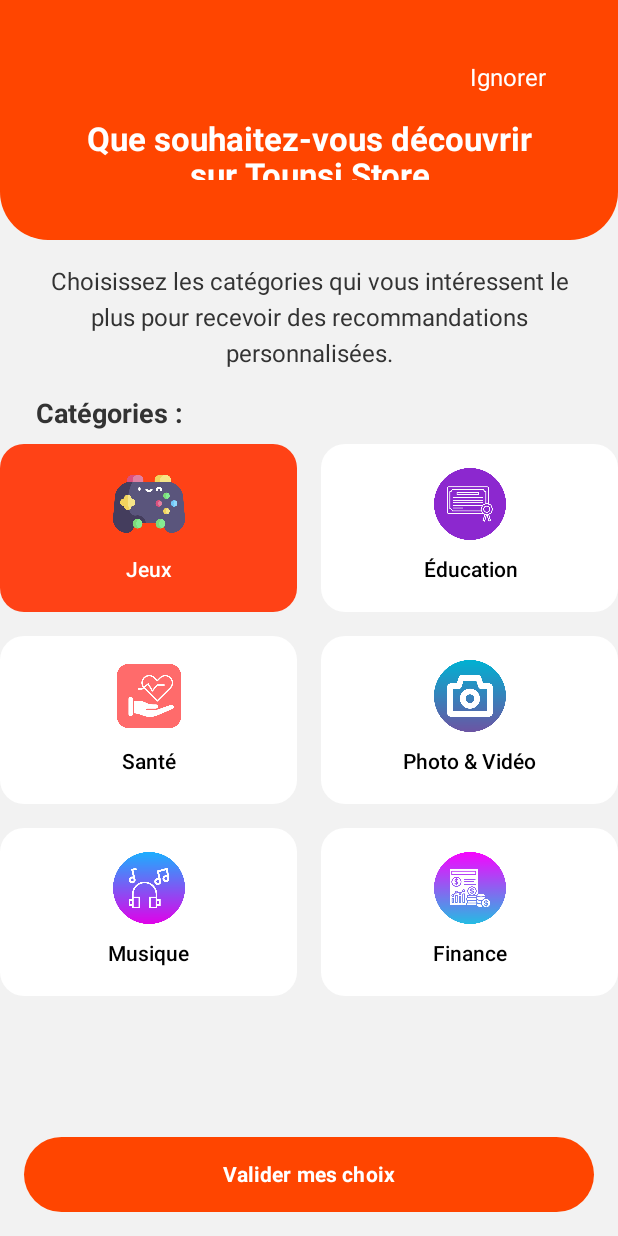
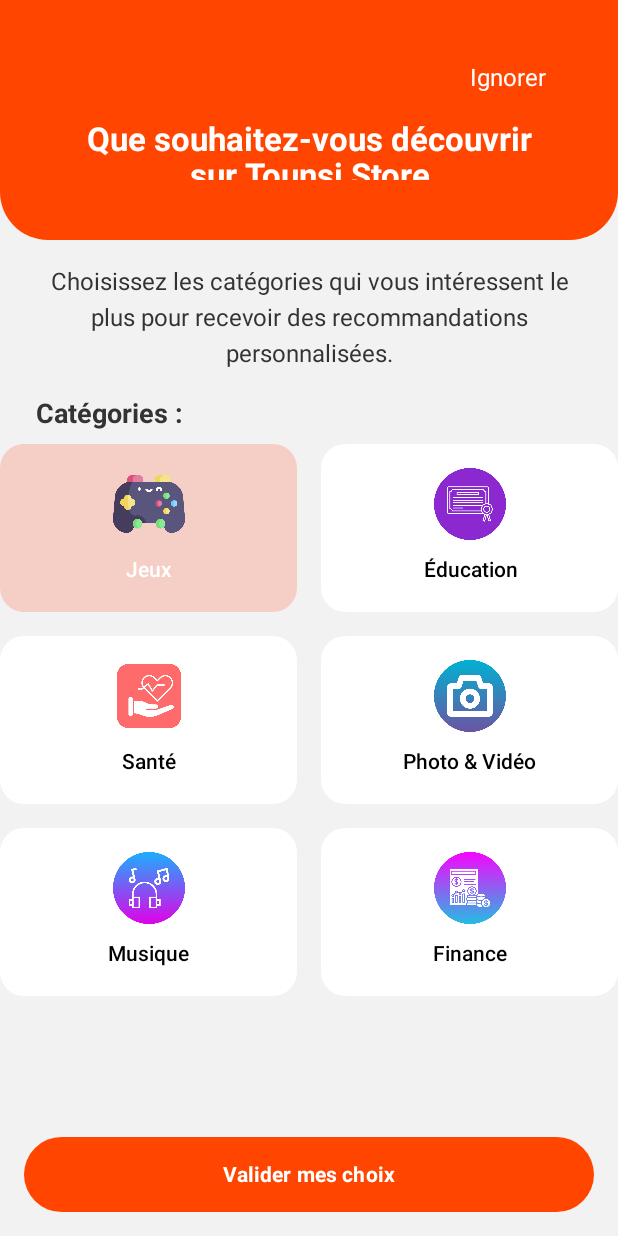
Before and after one commit to theProdBois/frontend, an Android app built with Jetpack Compose: the screen it shows after launch (ValidationChoixPreferenceActivity), after a tap on "Jeux", on a phone screen of 412 x 824 dp. Run offline under Robolectric (Android 15) with nearby library versions, the phone set to English and light mode, and no system bars.

Commit message:
11eme commit

```diff
--- a/app/src/main/java/tunisStore/app/ui/screens/ValidationChoixPreferenceScreen.kt
+++ b/app/src/main/java/tunisStore/app/ui/screens/ValidationChoixPreferenceScreen.kt
@@ -151,7 +151,7 @@
     isSelected: Boolean,
     onClick: () -> Unit
 ) {
-    val backgroundColor = if (isSelected) Color(0xFFFF4216) else Color.White
+    val backgroundColor = if (isSelected) Color(0xFFFF4216).copy(0.2f) else Color.White
 
     Column(
         horizontalAlignment = Alignment.CenterHorizontally,
```
